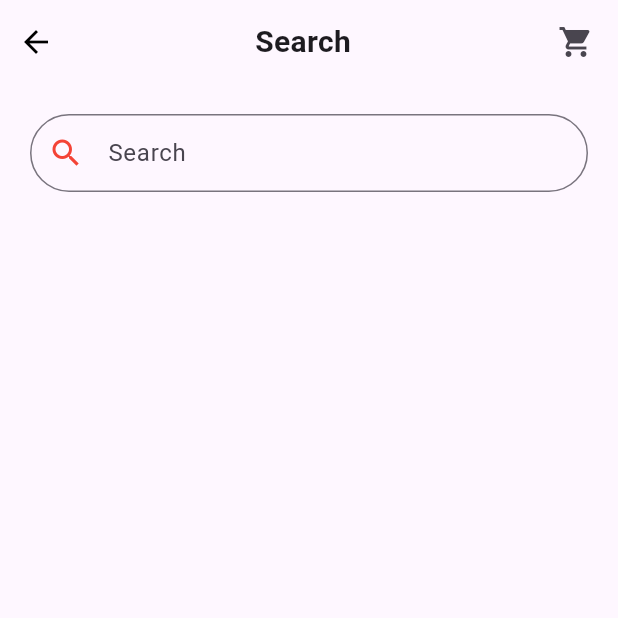
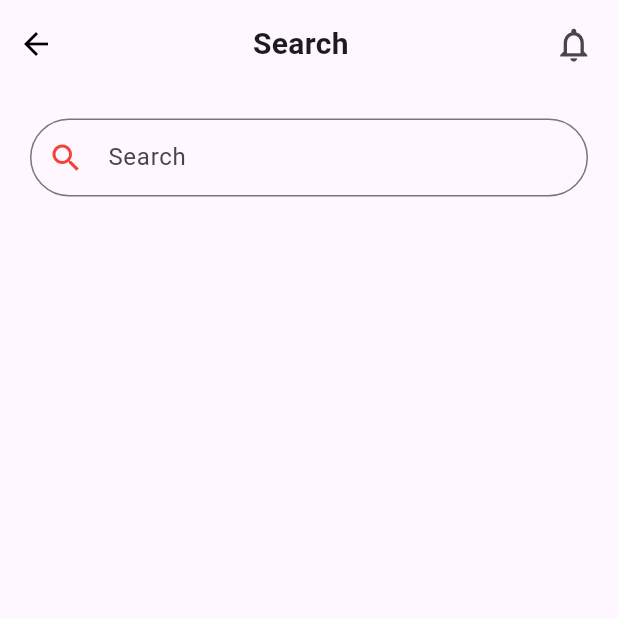
Before and after one commit to Avshek-raj/FoodRush, a Flutter app: the Search screen opened directly, on a phone screen of 412 x 824 dp, the top half of it. Run offline on Flutter 3.47's test engine with Material 3 defaults, Android fonts, the phone set to English and light mode, and no system bars; our stand-ins replace cloud_firestore, dotted_border, firebase_auth, firebase_core, firebase_messaging, firebase_storage and 6 more; missing offline and left inert: dart:html, firebase_admin, firebase_auth_platform_interface; accounts and stored records are empty.

Commit message:
changes for orders

```diff
--- a/lib/Screens/home_screen.dart
+++ b/lib/Screens/home_screen.dart
@@ -150,7 +150,7 @@ class _HomeScreenState extends State<HomeScreen> {
                           ),
                         ),
                         Spacer(), // Add some spacing between buttons
-                        CartBadge(
+                        OrderBadge(
                           itemCount: cartProvider.cartList.length,
                         )
                       ],
--- a/lib/Screens/orderDescription_screen.dart
+++ b/lib/Screens/orderDescription_screen.dart
@@ -93,7 +93,7 @@ class _OrderDescriptionState extends State<OrderDescription> {
                         color: Colors.black,
                       ),
                       Spacer(),
-                      widget.role != "restaurant" ? CartBadge(
+                      widget.role != "restaurant" ? OrderBadge(
                         itemCount: cartItemNumber ?? 0, // Replace this with
                       )
                           :SizedBox(),
--- a/lib/Screens/search_screen.dart
+++ b/lib/Screens/search_screen.dart
@@ -62,7 +62,7 @@ class _SearchState extends State<Search> {
           style: TextStyle(fontWeight: FontWeight.w600, fontSize: 20),
         ),
         Spacer(),
-        CartBadge(
+        OrderBadge(
           itemCount: cartProvider.cartList.length,)
         ],
       ),
--- a/lib/providers/order_provider.dart
+++ b/lib/providers/order_provider.dart
@@ -93,6 +93,7 @@ class OrderProvider with ChangeNotifier {
 
   List<OrderModel> cartList = [];
   late OrderModel orderModel;
+  int orderNumber = 0;
   fetchOrderData(callback) async{
     isLoading = true;
     List<OrderModel> newList = [];
@@ -126,7 +127,7 @@ class OrderProvider with ChangeNotifier {
       print(e);
     }finally{
       cartList = newList;
-      cartItemNumber = cartList.length;
+      orderNumber = cartList.length;
       isLoading = false;
       callback();
       notifyListeners();
@@ -209,7 +210,6 @@ class OrderProvider with ChangeNotifier {
         newList.add(orderListModel);
       });
       orderList = newList;
-      cartItemNumber = cartList.length;
     } catch (e) {
       print(e);
     }
--- a/lib/restaurantScreens/order_screen.dart
+++ b/lib/restaurantScreens/order_screen.dart
@@ -56,8 +56,6 @@ class _OrderRequestsState extends State<OrderRequests> {
                     "Order requests",
                     style: TextStyle(fontWeight: FontWeight.w600, fontSize: 20),
                   ),
-                  Spacer(),
-                  Icon(Icons.notifications_active_outlined, color: Colors.red),
                 ],
               ),
             ),
--- a/lib/reusable_widgets/reusable_widget.dart
+++ b/lib/reusable_widgets/reusable_widget.dart
@@ -12,6 +12,7 @@ import 'package:location/location.dart';
 
 import '../Screens/MenuPage.dart';
 import '../Screens/cart_screen.dart';
+import '../restaurantScreens/navbarRestaurant.dart';
 import '../utils/color_utils.dart';
 
 import '../models/location_model.dart';
@@ -544,3 +545,54 @@ LatLng? userLatLng;
     isLoading = false;
     userLatLng = LatLng(currentLocation.latitude!, currentLocation.longitude!);
 }
+
+
+class OrderBadge extends StatelessWidget {
+  final int itemCount;
+
+  const OrderBadge({
+    Key? key,
+    required this.itemCount,
+  }) : super(key: key);
+
+  @override
+  Widget build(BuildContext context) {
+    return IconButton(
+      onPressed: () {
+        Navigator.push(
+          context,
+          MaterialPageRoute(builder: (context) => NavbarRestaurant(page:2 ,)),
+        );
+      },
+      alignment: Alignment.center,
+      padding: EdgeInsets.all(16),
+      icon: Stack(
+        clipBehavior: Clip.none,
+        alignment: Alignment.centerLeft,
+        children: [
+          itemCount >0 ?Icon(Icons.notifications_on_outlined, size: 27,) :Icon(Icons.notifications_outlined, size: 27,),
+          if (itemCount > 0)
+            Positioned(
+              top: -5,
+              right: -5,
+              child: Container(
+                padding: EdgeInsets.all(4),
+                decoration: BoxDecoration(
+                  shape: BoxShape.circle,
+                  color: Colors.red,
+                ),
+                child: Text(
+                  itemCount.toString(),
+                  style: TextStyle(
+                    color: Colors.white,
+                    fontSize: 12,
+                    fontWeight: FontWeight.bold,
+                  ),
+                ),
+              ),
+            ),
+        ],
+      ),
+    );
+  }
+}
```
Also changed, not shown: lib/restaurantScreens/restaurantHome.dart (+10 -9 lines).
